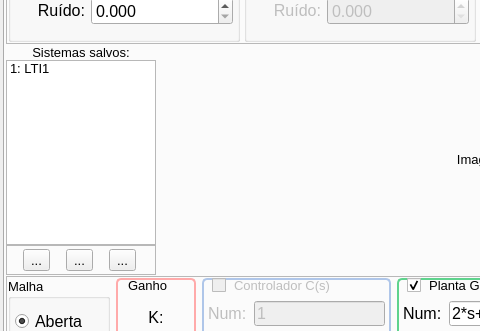
Above: MainWindow.ui from miguelmoreto/labcontrol3 before the change; both pictures show x 0 to 480 and y 182 to 513 of the 800 by 600 pixel window. Below: the same form after it.
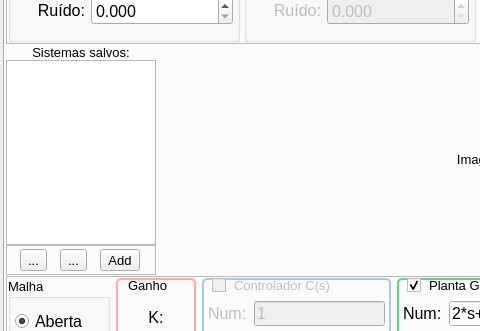
That is the form after the change. Icons and pictures are not drawn. Custom widgets are drawn as their Qt base class.

Commit message: Working on the integration of the new LC3sytem object in the UI.

What changed in the file:
```diff
--- a/MainWindow.ui
+++ b/MainWindow.ui
@@ -1093,11 +1093,6 @@
                 <height>16777215</height>
                </size>
               </property>
-              <item>
-               <property name="text">
-                <string>1: LTI1</string>
-               </property>
-              </item>
              </widget>
             </item>
             <item>
@@ -1155,7 +1150,7 @@
                <item>
                 <widget class="QToolButton" name="toolButton_3">
                  <property name="text">
-                  <string>...</string>
+                  <string>Add</string>
                  </property>
                  <property name="icon">
                   <iconset resource="images.qrc">
```
Left out of the diff: 15 changed lines with no effect on the pictures. The commit also changes 2 other files.
